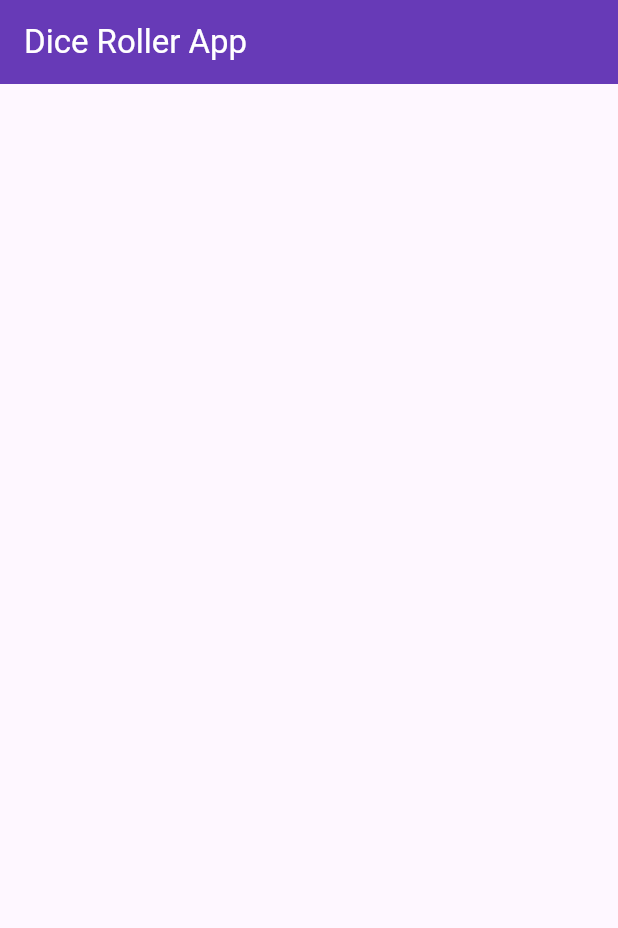
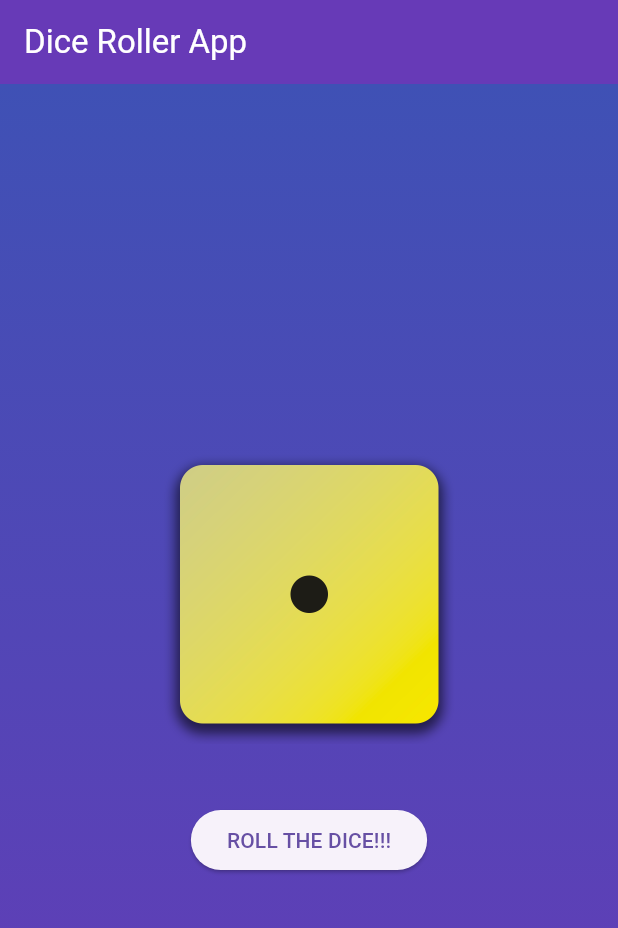
Before and after one commit to mayunngrh/dice_roller_app, a Flutter app: the screen it shows after launch, on a phone screen of 412 x 824 dp. Shown: the top 928 px of the screen. Run offline on Flutter 3.47's test engine with Material 3 defaults, Android fonts, the phone set to English and light mode, and no system bars.

Commit message:
finished simple roller dice app

```diff
--- /dev/null
+++ b/lib/dice_roller.dart
@@ -0,0 +1,43 @@
+import 'dart:math';
+
+import 'package:flutter/cupertino.dart';
+import 'package:flutter/material.dart';
+
+class DiceRoller extends StatefulWidget{
+  const DiceRoller({super.key});
+
+  @override
+  _DiceRollerState createState() => _DiceRollerState();
+}
+
+class _DiceRollerState extends State<DiceRoller>{
+
+  var _currentDice = 1;
+  final randomizer = Random();
+
+  rollTheDice(){
+    setState(() {
+      _currentDice = randomizer.nextInt(6) + 1;
+    });
+  }
+
+
+  @override
+  Widget build(BuildContext context) {
+    return Column(
+      mainAxisAlignment: MainAxisAlignment.center,
+      // Expand to full width
+      children: [
+        Image.asset(
+          'assets/images/dice-$_currentDice.png',
+          width: 200,
+        ),
+        SizedBox(
+          height: 40,
+        ),
+        ElevatedButton(onPressed: rollTheDice, child: Text("ROLL THE DICE!!!")),
+      ],
+    );
+  }
+
+}
--- a/lib/main.dart
+++ b/lib/main.dart
@@ -1,13 +1,23 @@
+import 'dart:ui';
+
+import 'package:dice_roller_app/dice_roller.dart';
 import 'package:flutter/material.dart';
 
 void main() {
-  runApp(MaterialApp(
-    home: DiceRollerApp(),
-  ));
+  runApp(DiceRollerApp());
 }
 
 class DiceRollerApp extends StatelessWidget {
   const DiceRollerApp({super.key});
+
+  @override
+  Widget build(BuildContext context) {
+    return MaterialApp(home: DiceRollerScreen());
+  }
+}
+
+class DiceRollerScreen extends StatelessWidget {
+  const DiceRollerScreen({super.key});
 
   @override
   Widget build(BuildContext context) {
@@ -18,6 +28,18 @@ class DiceRollerApp extends StatelessWidget {
           style: TextStyle(color: Colors.white),
         ),
         backgroundColor: Colors.deepPurple,
+      ),
+      body: Container(
+        decoration: const BoxDecoration(
+          gradient: LinearGradient(
+            colors: [Colors.deepPurple, Colors.indigo],
+            begin: Alignment.bottomCenter,
+            end: Alignment.topCenter,
+          ),
+        ),
+        child: SizedBox.expand(
+          child: DiceRoller()
+        ),
       ),
     );
   }
```
Also changed, not shown: pubspec.yaml (+8 -3 lines), assets/images/dice-1.png (added), assets/images/dice-2.png (added), assets/images/dice-3.png (added), assets/images/dice-4.png (added), assets/images/dice-5.png (added), assets/images/dice-6.png (added), 1 other file.
